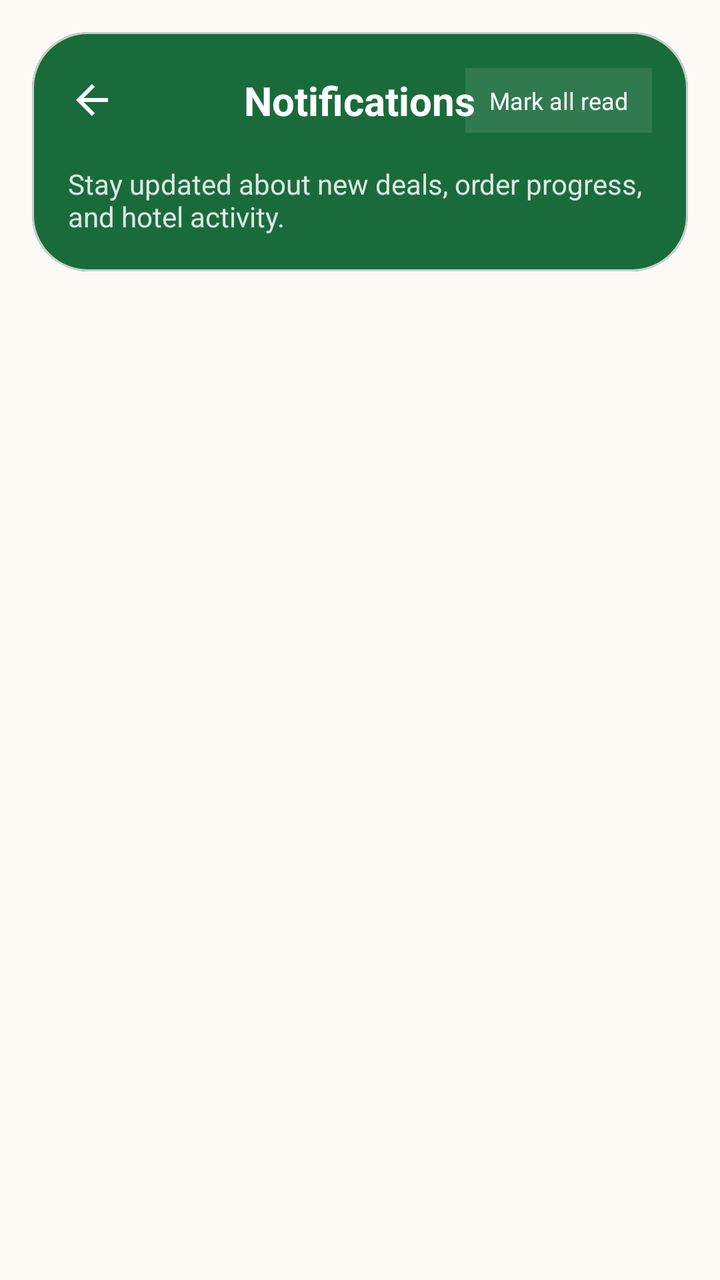
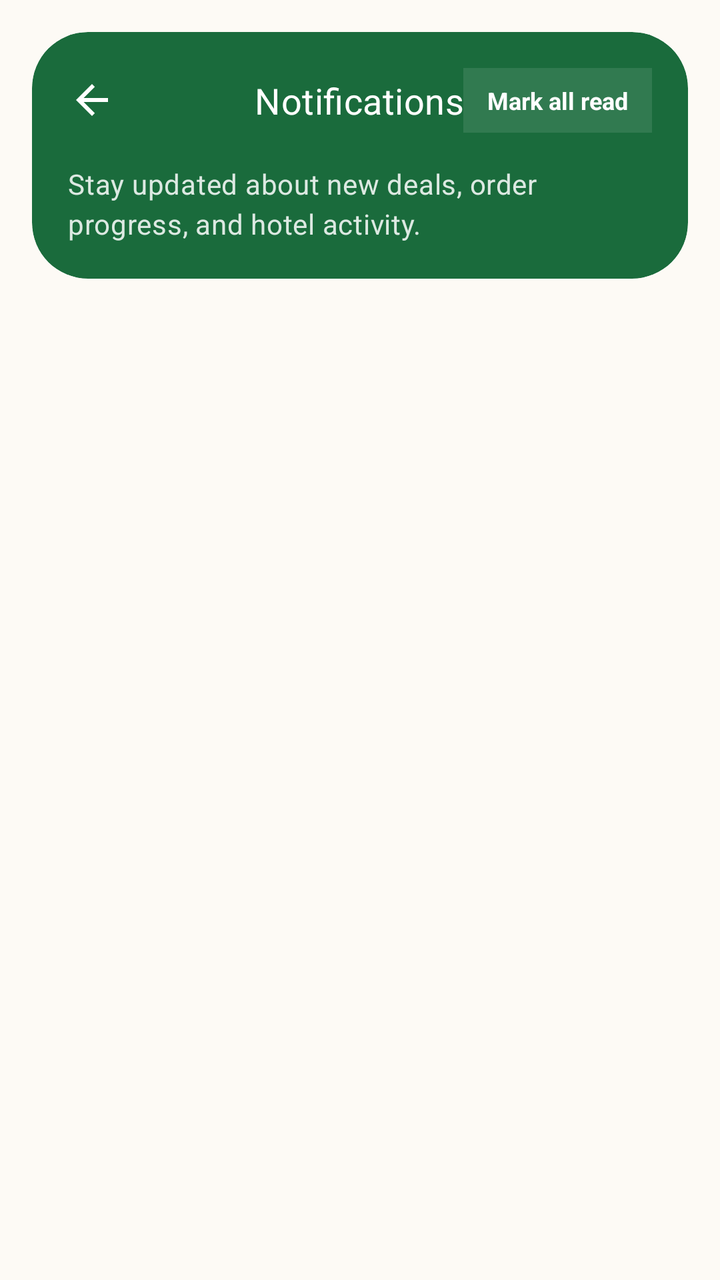

An Android layout rendered at two revisions. The XML below is the earlier revision; the diff shows what the commit changed to produce the second picture.
<!-- AndroidManifest.xml: application theme Theme.REPLATE -->
<!-- res/layout/activity_notifications.xml -->
<?xml version="1.0" encoding="utf-8"?>
<LinearLayout xmlns:android="http://schemas.android.com/apk/res/android"
    xmlns:app="http://schemas.android.com/apk/res-auto"
    android:layout_width="match_parent"
    android:layout_height="match_parent"
    android:background="@color/md_theme_background"
    android:orientation="vertical">

    <com.google.android.material.card.MaterialCardView
        android:layout_width="match_parent"
        android:layout_height="wrap_content"
        android:layout_margin="16dp"
        app:cardBackgroundColor="@color/green_primary"
        app:cardCornerRadius="28dp"
        app:cardElevation="0dp">

        <LinearLayout
            android:layout_width="match_parent"
            android:layout_height="wrap_content"
            android:orientation="vertical"
            android:padding="18dp">

            <RelativeLayout
                android:layout_width="match_parent"
                android:layout_height="wrap_content">

                <ImageView
                    android:id="@+id/ivBack"
                    android:layout_width="24dp"
                    android:layout_height="24dp"
                    android:layout_centerVertical="true"
                    android:src="@drawable/ic_back"
                    app:tint="@color/white" />

                <TextView
                    android:layout_width="wrap_content"
                    android:layout_height="wrap_content"
                    android:layout_centerInParent="true"
                    android:text="Notifications"
                    android:textColor="@color/white"
                    android:textSize="20sp"
                    android:textStyle="bold" />

                <TextView
                    android:id="@+id/tvMarkAllRead"
                    android:layout_width="wrap_content"
                    android:layout_height="wrap_content"
                    android:layout_alignParentEnd="true"
                    android:layout_centerVertical="true"
                    android:background="#1AFFFFFF"
                    android:paddingHorizontal="12dp"
                    android:paddingVertical="8dp"
                    android:text="Mark all read"
                    android:textColor="@color/white"
                    android:textSize="12sp" />
            </RelativeLayout>

            <TextView
                android:layout_width="match_parent"
                android:layout_height="wrap_content"
                android:layout_marginTop="16dp"
                android:text="Stay updated about new deals, order progress, and hotel activity."
                android:textColor="#D9FFFFFF"
                android:textSize="14sp" />
        </LinearLayout>
    </com.google.android.material.card.MaterialCardView>

    <ProgressBar
        android:id="@+id/progressBar"
        android:layout_width="wrap_content"
        android:layout_height="wrap_content"
        android:layout_gravity="center_horizontal"
        android:layout_marginTop="8dp"
        android:visibility="gone" />

    <androidx.recyclerview.widget.RecyclerView
        android:id="@+id/rvNotifications"
        android:layout_width="match_parent"
        android:layout_height="0dp"
        android:layout_weight="1"
        android:clipToPadding="false"
        android:paddingTop="6dp"
        android:paddingBottom="8dp" />

    <LinearLayout
        android:id="@+id/emptyState"
        android:layout_width="match_parent"
        android:layout_height="0dp"
        android:layout_weight="1"
        android:gravity="center"
        android:orientation="vertical"
        android:paddingHorizontal="30dp"
        android:visibility="gone">

        <ImageView
            android:layout_width="90dp"
            android:layout_height="90dp"
            android:src="@drawable/ic_notification"
            app:tint="@color/gray" />

        <TextView
            android:layout_width="wrap_content"
            android:layout_height="wrap_content"
            android:layout_marginTop="16dp"
            android:text="No notifications yet"
            android:textColor="@color/text_primary"
            android:textSize="20sp"
            android:textStyle="bold" />

        <TextView
            android:layout_width="wrap_content"
            android:layout_height="wrap_content"
            android:layout_marginTop="6dp"
            android:gravity="center"
            android:text="We’ll notify you when a hotel posts new deals or your order status changes."
            android:textColor="@color/text_secondary"
            android:textSize="14sp" />
    </LinearLayout>
</LinearLayout>
<!-- resources referenced by this layout -->
<resources>
  <style name="Theme.REPLATE" parent="Theme.Material3.Light.NoActionBar">
          
          <item name="colorPrimary">@color/md_theme_primary</item>
          <item name="colorOnPrimary">@color/md_theme_onPrimary</item>
          <item name="colorPrimaryContainer">@color/md_theme_primaryContainer</item>
          <item name="colorOnPrimaryContainer">@color/md_theme_onPrimaryContainer</item>
  
          
          <item name="colorSecondary">@color/md_theme_secondary</item>
          <item name="colorOnSecondary">@color/md_theme_onSecondary</item>
          <item name="colorSecondaryContainer">@color/md_theme_secondaryContainer</item>
          <item name="colorOnSecondaryContainer">@color/md_theme_onSecondaryContainer</item>
  
          
          <item name="colorTertiary">@color/md_theme_tertiary</item>
          <item name="colorOnTertiary">@color/md_theme_onTertiary</item>
          <item name="colorTertiaryContainer">@color/md_theme_tertiaryContainer</item>
          <item name="colorOnTertiaryContainer">@color/md_theme_onTertiaryContainer</item>
  
          
          <item name="colorError">@color/md_theme_error</item>
          <item name="colorOnError">@color/md_theme_onError</item>
          <item name="colorErrorContainer">@color/md_theme_errorContainer</item>
          <item name="colorOnErrorContainer">@color/md_theme_onErrorContainer</item>
  
          
          <item name="android:colorBackground">@color/md_theme_background</item>
          <item name="colorOnBackground">@color/md_theme_onBackground</item>
          <item name="colorSurface">@color/md_theme_surface</item>
          <item name="colorOnSurface">@color/md_theme_onSurface</item>
          <item name="colorSurfaceVariant">@color/md_theme_surfaceVariant</item>
          <item name="colorOnSurfaceVariant">@color/md_theme_onSurfaceVariant</item>
  
          
          <item name="colorOutline">@color/md_theme_outline</item>
          <item name="colorOutlineVariant">@color/md_theme_outlineVariant</item>
  
          
          <item name="colorSurfaceInverse">@color/md_theme_inverseSurface</item>
          <item name="colorOnSurfaceInverse">@color/md_theme_inverseOnSurface</item>
          <item name="colorPrimaryInverse">@color/md_theme_inversePrimary</item>
  
          
          <item name="colorSurfaceContainerLowest">@color/md_theme_surfaceContainerLowest</item>
          <item name="colorSurfaceContainerLow">@color/md_theme_surfaceContainerLow</item>
          <item name="colorSurfaceContainer">@color/md_theme_surfaceContainer</item>
          <item name="colorSurfaceContainerHigh">@color/md_theme_surfaceContainerHigh</item>
          <item name="colorSurfaceContainerHighest">@color/md_theme_surfaceContainerHighest</item>
  
          
          <item name="android:statusBarColor">@color/status_bar</item>
          <item name="android:navigationBarColor">@color/md_theme_surface</item>
  
          
          <item name="android:windowBackground">@color/md_theme_background</item>
      </style>
  <!-- unchanged entries left out for length: 40 -->
</resources>

<!-- the commit's change to res/layout/activity_notifications.xml (unified diff, before → after) -->
@@ -37,9 +37,8 @@
                     android:layout_height="wrap_content"
                     android:layout_centerInParent="true"
                     android:text="Notifications"
-                    android:textColor="@color/white"
-                    android:textSize="20sp"
-                    android:textStyle="bold" />
+                    android:textAppearance="@style/TextAppearance.REPLATE.Subheading"
+                    android:textColor="@color/white" />
 
                 <TextView
                     android:id="@+id/tvMarkAllRead"
@@ -52,7 +51,8 @@
                     android:paddingVertical="8dp"
                     android:text="Mark all read"
                     android:textColor="@color/white"
-                    android:textSize="12sp" />
+                    android:textSize="12sp"
+                    android:textStyle="bold" />
             </RelativeLayout>
 
             <TextView
@@ -60,8 +60,8 @@
                 android:layout_height="wrap_content"
                 android:layout_marginTop="16dp"
                 android:text="Stay updated about new deals, order progress, and hotel activity."
-                android:textColor="#D9FFFFFF"
-                android:textSize="14sp" />
+                android:textAppearance="@style/TextAppearance.REPLATE.Body"
+                android:textColor="@color/text_on_primary_muted" />
         </LinearLayout>
     </com.google.android.material.card.MaterialCardView>
 
@@ -103,9 +103,8 @@
             android:layout_height="wrap_content"
             android:layout_marginTop="16dp"
             android:text="No notifications yet"
-            android:textColor="@color/text_primary"
-            android:textSize="20sp"
-            android:textStyle="bold" />
+            android:textAppearance="@style/TextAppearance.REPLATE.Subheading"
+            android:textColor="@color/text_primary" />
 
         <TextView
             android:layout_width="wrap_content"
@@ -113,7 +112,6 @@
             android:layout_marginTop="6dp"
             android:gravity="center"
             android:text="We’ll notify you when a hotel posts new deals or your order status changes."
-            android:textColor="@color/text_secondary"
-            android:textSize="14sp" />
+            android:textAppearance="@style/TextAppearance.REPLATE.Body" />
     </LinearLayout>
 </LinearLayout>
<!-- resource entries referenced after the edit -->
@@ -1,5 +1,16 @@
 <!-- resources referenced by this layout -->
 <resources>
+  <color name="text_on_primary_muted">#D9FFFFFF</color>
+  <style name="TextAppearance.REPLATE.Body" parent="TextAppearance.Material3.BodyMedium">
+          <item name="android:fontFamily">sans-serif</item>
+          <item name="android:textSize">@dimen/text_sm</item>
+          <item name="android:textColor">@color/text_secondary</item>
+      </style>
+  <style name="TextAppearance.REPLATE.Subheading" parent="TextAppearance.Material3.TitleMedium">
+          <item name="android:fontFamily">sans-serif-medium</item>
+          <item name="android:textSize">@dimen/text_lg</item>
+          <item name="android:textColor">@color/text_primary</item>
+      </style>
   <style name="Theme.REPLATE" parent="Theme.Material3.Light.NoActionBar">
           
           <item name="colorPrimary">@color/md_theme_primary</item>
@@ -55,7 +66,60 @@
   
           
           <item name="android:windowBackground">@color/md_theme_background</item>
+  
+          
+          <item name="android:fontFamily">sans-serif</item>
+          <item name="textAppearanceTitleLarge">@style/TextAppearance.REPLATE.Headline</item>
+          <item name="textAppearanceTitleMedium">@style/TextAppearance.REPLATE.Subheading</item>
+          <item name="textAppearanceBodyMedium">@style/TextAppearance.REPLATE.Body</item>
+          <item name="textAppearanceLabelLarge">@style/TextAppearance.REPLATE.Label</item>
+  
+          
+          <item name="materialCardViewStyle">@style/Widget.REPLATE.Card</item>
+          <item name="materialButtonStyle">@style/Widget.REPLATE.Button.Primary</item>
+          <item name="textInputStyle">@style/Widget.REPLATE.TextInputLayout</item>
       </style>
+  <dimen name="text_sm">14sp</dimen>
+  <dimen name="text_lg">18sp</dimen>
+  <style name="TextAppearance.REPLATE.Headline" parent="TextAppearance.Material3.TitleLarge">
+          <item name="android:fontFamily">sans-serif-black</item>
+          <item name="android:textSize">@dimen/text_xl</item>
+          <item name="android:textColor">@color/text_primary</item>
+      </style>
+  <style name="TextAppearance.REPLATE.Label" parent="TextAppearance.Material3.LabelMedium">
+          <item name="android:fontFamily">sans-serif-medium</item>
+          <item name="android:textSize">@dimen/text_sm</item>
+          <item name="android:textColor">@color/text_primary</item>
+      </style>
+  <style name="Widget.REPLATE.Card" parent="Widget.Material3.CardView.Elevated">
+          <item name="cardCornerRadius">@dimen/radius_md</item>
+          <item name="cardElevation">@dimen/elevation_card</item>
+          <item name="cardBackgroundColor">@color/surface_white</item>
+      </style>
+  <style name="Widget.REPLATE.Button.Primary" parent="Widget.Material3.Button">
+          <item name="android:minHeight">@dimen/button_height</item>
+          <item name="cornerRadius">@dimen/radius_md</item>
+          <item name="android:fontFamily">sans-serif-medium</item>
+          <item name="android:textAllCaps">false</item>
+          <item name="android:textSize">@dimen/text_md</item>
+          <item name="android:textColor">@color/white</item>
+          <item name="backgroundTint">@color/green_primary</item>
+      </style>
+  <style name="Widget.REPLATE.TextInputLayout" parent="Widget.Material3.TextInputLayout.OutlinedBox">
+          <item name="boxCornerRadiusTopStart">@dimen/radius_sm</item>
+          <item name="boxCornerRadiusTopEnd">@dimen/radius_sm</item>
+          <item name="boxCornerRadiusBottomStart">@dimen/radius_sm</item>
+          <item name="boxCornerRadiusBottomEnd">@dimen/radius_sm</item>
+          <item name="boxStrokeColor">@color/green_primary</item>
+          <item name="hintTextColor">@color/text_secondary</item>
+      </style>
+  <dimen name="text_xl">22sp</dimen>
+  <dimen name="radius_md">14dp</dimen>
+  <dimen name="elevation_card">3dp</dimen>
+  <color name="surface_white">#FFFFFF</color>
+  <dimen name="button_height">52dp</dimen>
+  <dimen name="text_md">16sp</dimen>
+  <dimen name="radius_sm">10dp</dimen>
   <!-- unchanged entries left out for length: 40 -->
 </resources>
 
